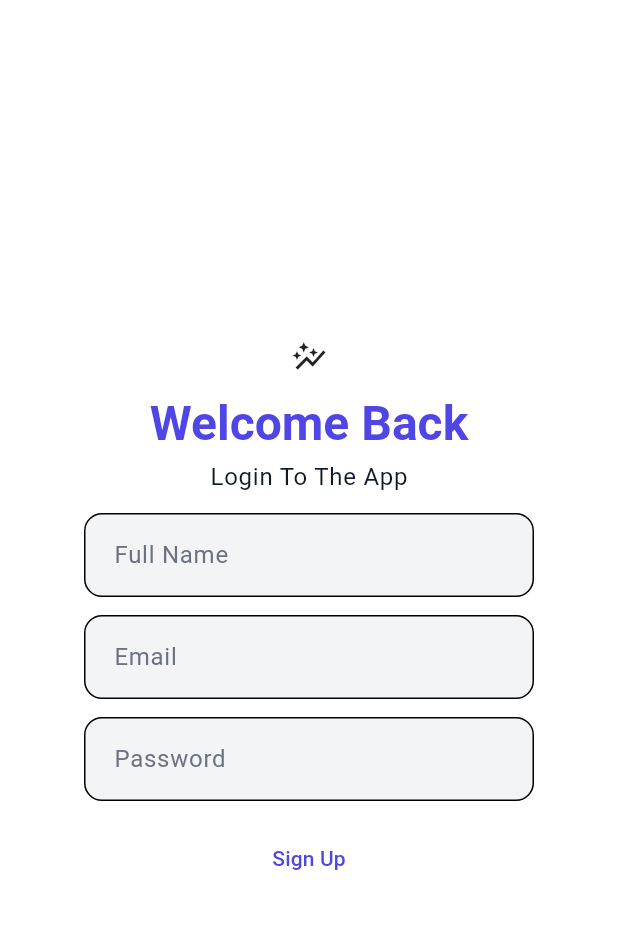
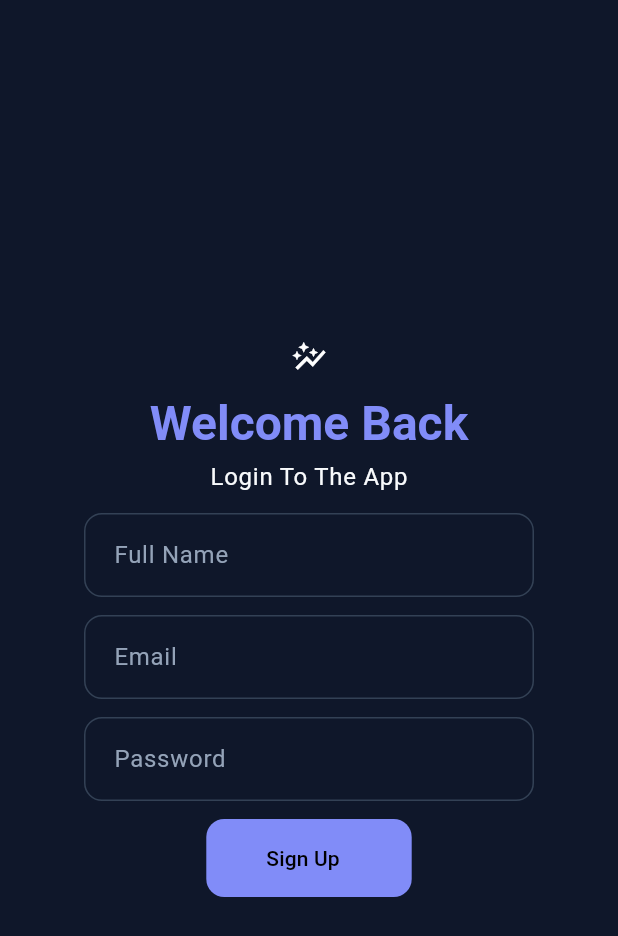
Before and after one commit to tanvirgeek/flutter_experiment, a Flutter app: the screen it shows after launch, on a phone screen of 412 x 824 dp. Shown: the top 936 px of the screen. Run offline on Flutter 3.47's test engine with Material 3 defaults, Android fonts, the phone set to English and light mode, and no system bars.

Commit message:
Centralized Theme Update.

```diff
--- a/lib/features/auth/presentation/core/Theme/theme.dart
+++ b/lib/features/auth/presentation/core/Theme/theme.dart
@@ -49,9 +49,8 @@ class AppTheme {
       bodyLarge: TextStyle(fontSize: 16),
       bodyMedium: TextStyle(fontSize: 14),
     ),
-
-    inputDecorationTheme: _inputDecorationTheme,
-    elevatedButtonTheme: _elevatedButtonTheme,
+    // Dynamic ElevatedButtons
+    elevatedButtonTheme: _elevatedButtonTheme(isDark: false),
   );
 
   // ===============================
@@ -99,34 +98,34 @@ class AppTheme {
       bodyLarge: TextStyle(fontSize: 16),
       bodyMedium: TextStyle(fontSize: 14),
     ),
-
-    inputDecorationTheme: _inputDecorationTheme,
-    elevatedButtonTheme: _elevatedButtonTheme,
-  );
-
-  // ===============================
-  // INPUT DECORATION
-  // ===============================
-  static final InputDecorationTheme
-  _inputDecorationTheme = InputDecorationTheme(
-    filled: true,
-    contentPadding: const EdgeInsets.symmetric(horizontal: 16, vertical: 16),
-    border: OutlineInputBorder(borderRadius: BorderRadius.circular(12)),
-    enabledBorder: OutlineInputBorder(borderRadius: BorderRadius.circular(12)),
-    focusedBorder: OutlineInputBorder(
-      borderRadius: BorderRadius.circular(12),
-      borderSide: const BorderSide(width: 2),
-    ),
+    // Dynamic ElevatedButtons
+    elevatedButtonTheme: _elevatedButtonTheme(isDark: true),
   );
 
   // ===============================
   // BUTTONS
   // ===============================
-  static final ElevatedButtonThemeData _elevatedButtonTheme =
-      ElevatedButtonThemeData(
+  static ElevatedButtonThemeData _elevatedButtonTheme({required bool isDark}) {
+    return ElevatedButtonThemeData(
       style: ButtonStyle(
+        backgroundColor: WidgetStateProperty.resolveWith<Color>((states) {
+          if (states.contains(WidgetState.disabled)) {
+            return isDark
+                ? AppColors.darkPrimaryContainer
+                : AppColors.primaryContainer;
+          }
+          if (states.contains(WidgetState.pressed)) {
+            return isDark
+                ? AppColors.darkPrimary.withOpacity(0.8)
+                : AppColors.primary.withOpacity(0.8);
+          }
+          return isDark ? AppColors.darkPrimary : AppColors.primary;
+        }),
+        foregroundColor: WidgetStateProperty.resolveWith<Color>((states) {
+          return isDark ? Colors.black : Colors.white;
+        }),
         padding: WidgetStateProperty.all(
-            const EdgeInsets.symmetric(vertical: 16),
+          const EdgeInsets.fromLTRB(40, 16, 48, 16),
         ),
         shape: WidgetStateProperty.all(
           RoundedRectangleBorder(borderRadius: BorderRadius.circular(12)),
@@ -135,3 +134,4 @@ class AppTheme {
       ),
     );
   }
+}
--- a/lib/features/auth/presentation/widgets/auth_text_field.dart
+++ b/lib/features/auth/presentation/widgets/auth_text_field.dart
@@ -25,6 +25,9 @@ class _AuthTextFieldState extends State<AuthTextField> {
 
   @override
   Widget build(BuildContext context) {
+    final cs = Theme.of(context).colorScheme;
+    final inputTheme = Theme.of(context).inputDecorationTheme;
+
     return TextFormField(
       controller: widget.controller,
       keyboardType: widget.keyboardType,
@@ -32,14 +35,30 @@ class _AuthTextFieldState extends State<AuthTextField> {
       validator: widget.validator,
       decoration: InputDecoration(
         labelText: widget.label,
+        filled: inputTheme.filled,
+        fillColor: cs.surface,
+        contentPadding:
+            inputTheme.contentPadding ??
+            const EdgeInsets.symmetric(horizontal: 16, vertical: 16),
+        border: OutlineInputBorder(
+          borderRadius: BorderRadius.circular(12),
+          borderSide: BorderSide(color: cs.outline),
+        ),
+        enabledBorder: OutlineInputBorder(
+          borderRadius: BorderRadius.circular(12),
+          borderSide: BorderSide(color: cs.outline),
+        ),
+        focusedBorder: OutlineInputBorder(
+          borderRadius: BorderRadius.circular(12),
+          borderSide: BorderSide(color: cs.primary, width: 2),
+        ),
         suffixIcon: widget.isPassword
             ? IconButton(
-                onPressed: () {
-                  setState(() {
-                    _obscure = !_obscure;
-                  });
-                },
-                icon: Icon(_obscure ? Icons.visibility : Icons.visibility_off),
+                onPressed: () => setState(() => _obscure = !_obscure),
+                icon: Icon(
+                  _obscure ? Icons.visibility : Icons.visibility_off,
+                  color: cs.onSurfaceVariant,
+                ),
               )
             : null,
       ),
--- a/lib/main.dart
+++ b/lib/main.dart
@@ -13,7 +13,7 @@ class MyApp extends StatelessWidget {
   Widget build(BuildContext context) {
     return MaterialApp(
       debugShowCheckedModeBanner: false,
-      theme: AppTheme.lightTheme,
+      theme: AppTheme.darkTheme,
       home: const LoginScreen(),
     );
   }
```
Lines whose indentation alone changed are shown as unchanged.
